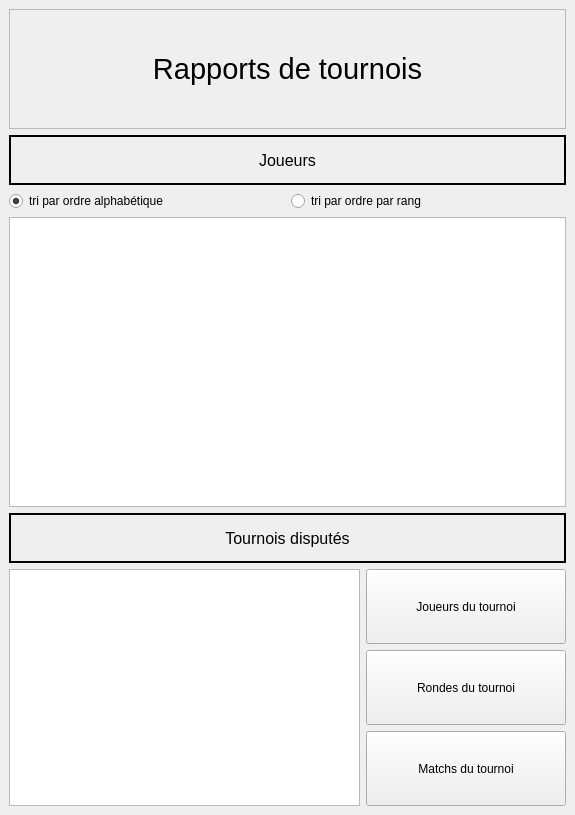
Qt form views/qt_ux/reports.ui (Gremy44/P4_repository) before a commit.
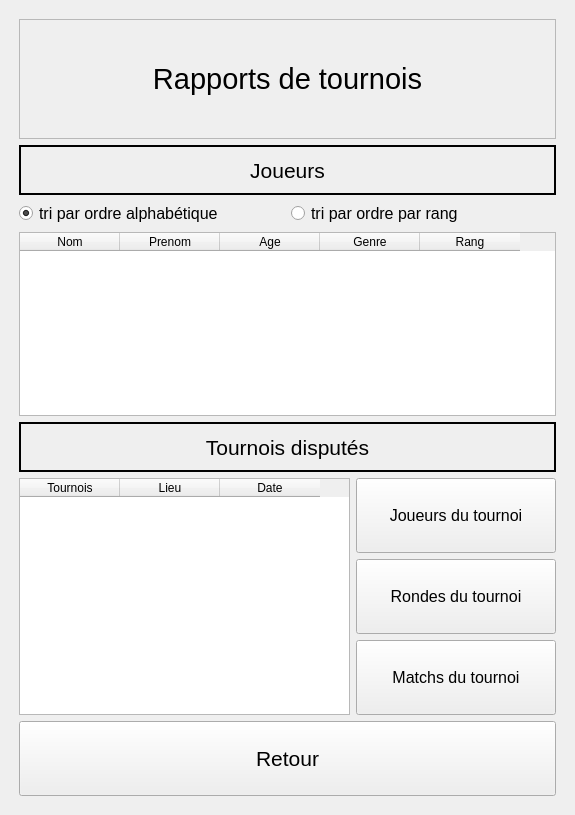
The same form after that commit.

What changed in the file:
```diff
--- a/views/qt_ux/reports.ui
+++ b/views/qt_ux/reports.ui
@@ -17,6 +17,18 @@
    <layout class="QGridLayout" name="gridLayout">
     <item row="0" column="0">
      <layout class="QVBoxLayout" name="verticalLayout_5">
+      <property name="leftMargin">
+       <number>10</number>
+      </property>
+      <property name="topMargin">
+       <number>10</number>
+      </property>
+      <property name="rightMargin">
+       <number>10</number>
+      </property>
+      <property name="bottomMargin">
+       <number>10</number>
+      </property>
       <item>
        <widget class="QLabel" name="label">
         <property name="minimumSize">
@@ -57,7 +69,7 @@
             <property name="font">
              <font>
               <family>Segoe UI</family>
-              <pointsize>12</pointsize>
+              <pointsize>16</pointsize>
              </font>
             </property>
             <property name="frameShape">
@@ -75,6 +87,20 @@
            <layout class="QHBoxLayout" name="horizontalLayout">
             <item>
              <widget class="QRadioButton" name="radioButton">
+              <property name="font">
+               <font>
+                <pointsize>12</pointsize>
+               </font>
+              </property>
+              <property name="contextMenuPolicy">
+               <enum>Qt::DefaultContextMenu</enum>
+              </property>
+              <property name="layoutDirection">
+               <enum>Qt::LeftToRight</enum>
+              </property>
+              <property name="autoFillBackground">
+               <bool>false</bool>
+              </property>
               <property name="text">
                <string>tri par ordre alphabétique</string>
               </property>
@@ -85,6 +111,11 @@
             </item>
             <item>
              <widget class="QRadioButton" name="radioButton_2">
+              <property name="font">
+               <font>
+                <pointsize>12</pointsize>
+               </font>
+              </property>
               <property name="text">
                <string>tri par ordre par rang</string>
               </property>
@@ -93,7 +124,51 @@
            </layout>
           </item>
           <item>
-           <widget class="QTableWidget" name="tableWidget"/>
+           <widget class="QTableWidget" name="tableWidget">
+            <property name="editTriggers">
+             <set>QAbstractItemView::NoEditTriggers</set>
+            </property>
+            <property name="dragDropOverwriteMode">
+             <bool>false</bool>
+            </property>
+            <property name="selectionMode">
+             <enum>QAbstractItemView::SingleSelection</enum>
+            </property>
+            <property name="selectionBehavior">
+             <enum>QAbstractItemView::SelectRows</enum>
+            </property>
+            <property name="gridStyle">
+             <enum>Qt::SolidLine</enum>
+            </property>
+            <property name="sortingEnabled">
+             <bool>false</bool>
+            </property>
+            <column>
+             <property name="text">
+              <string>Nom</string>
+             </property>
+            </column>
+            <column>
+             <property name="text">
+              <string>Prenom</string>
+             </property>
+            </column>
+            <column>
+             <property name="text">
+              <string>Age</string>
+             </property>
+            </column>
+            <column>
+             <property name="text">
+              <string>Genre</string>
+             </property>
+            </column>
+            <column>
+             <property name="text">
+              <string>Rang</string>
+             </property>
+            </column>
+           </widget>
           </item>
           <item>
            <layout class="QVBoxLayout" name="verticalLayout_6">
@@ -108,7 +183,7 @@
               <property name="font">
                <font>
                 <family>Segoe UI</family>
-                <pointsize>12</pointsize>
+                <pointsize>16</pointsize>
                </font>
               </property>
               <property name="frameShape">
@@ -127,7 +202,32 @@
               <item>
                <layout class="QVBoxLayout" name="verticalLayout_3">
                 <item>
-                 <widget class="QTableWidget" name="tableWidget_2"/>
+                 <widget class="QTableWidget" name="tableWidget_2">
+                  <property name="editTriggers">
+                   <set>QAbstractItemView::AnyKeyPressed|QAbstractItemView::EditKeyPressed</set>
+                  </property>
+                  <property name="selectionMode">
+                   <enum>QAbstractItemView::SingleSelection</enum>
+                  </property>
+                  <property name="selectionBehavior">
+                   <enum>QAbstractItemView::SelectRows</enum>
+                  </property>
+                  <column>
+                   <property name="text">
+                    <string>Tournois</string>
+                   </property>
+                  </column>
+                  <column>
+                   <property name="text">
+                    <string>Lieu</string>
+                   </property>
+                  </column>
+                  <column>
+                   <property name="text">
+                    <string>Date</string>
+                   </property>
+                  </column>
+                 </widget>
                 </item>
                </layout>
               </item>
@@ -141,6 +241,11 @@
                     <height>75</height>
                    </size>
                   </property>
+                  <property name="font">
+                   <font>
+                    <pointsize>12</pointsize>
+                   </font>
+                  </property>
                   <property name="text">
                    <string>Joueurs du tournoi</string>
                   </property>
@@ -154,6 +259,11 @@
                     <height>75</height>
                    </size>
                   </property>
+                  <property name="font">
+                   <font>
+                    <pointsize>12</pointsize>
+                   </font>
+                  </property>
                   <property name="text">
                    <string>Rondes du tournoi</string>
                   </property>
@@ -167,6 +277,11 @@
                     <height>75</height>
                    </size>
                   </property>
+                  <property name="font">
+                   <font>
+                    <pointsize>12</pointsize>
+                   </font>
+                  </property>
                   <property name="text">
                    <string>Matchs du tournoi</string>
                   </property>
@@ -182,6 +297,24 @@
         </item>
        </layout>
       </item>
+      <item>
+       <widget class="QPushButton" name="pushButton">
+        <property name="minimumSize">
+         <size>
+          <width>0</width>
+          <height>75</height>
+         </size>
+        </property>
+        <property name="font">
+         <font>
+          <pointsize>16</pointsize>
+         </font>
+        </property>
+        <property name="text">
+         <string>Retour</string>
+        </property>
+       </widget>
+      </item>
      </layout>
     </item>
    </layout>
```
